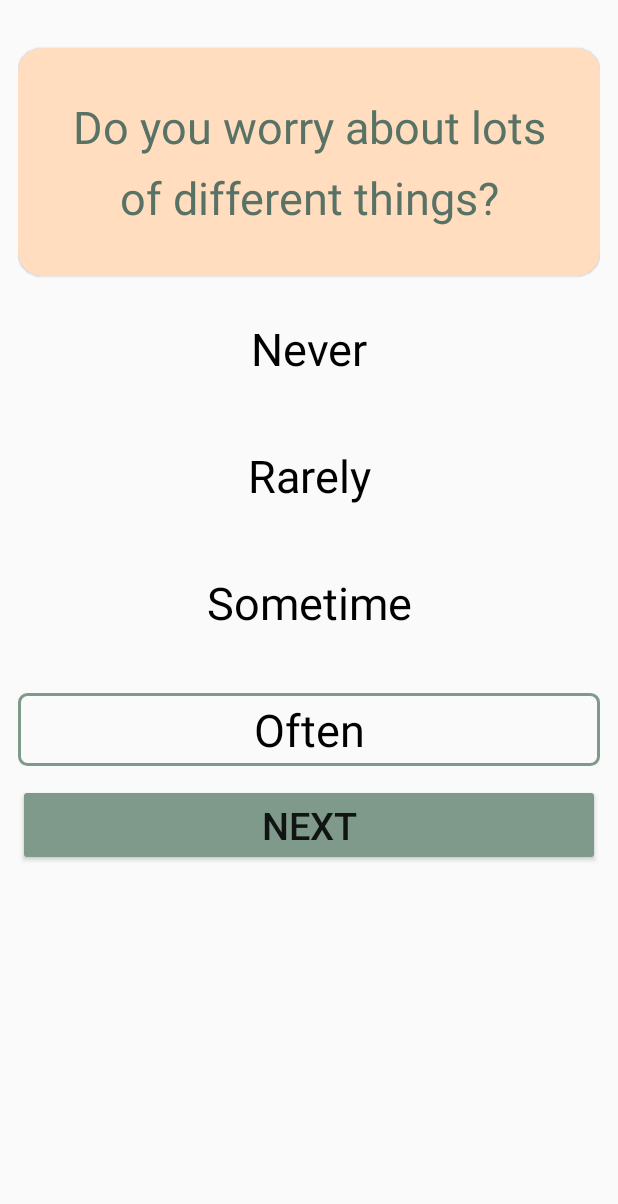
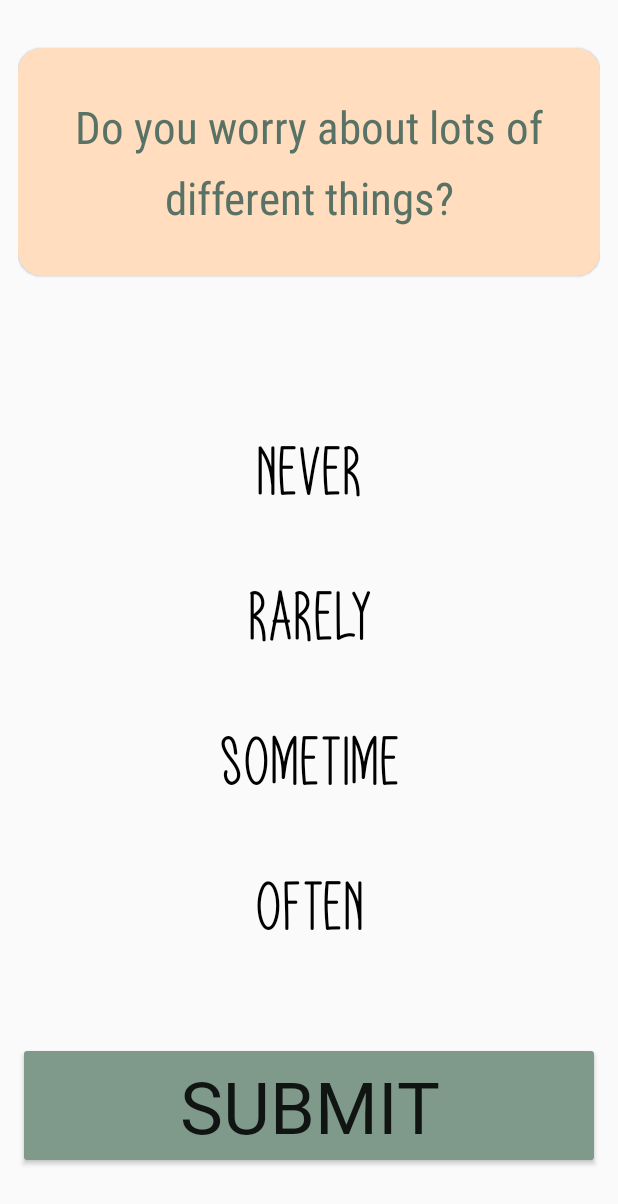
Before and after one commit to aditya3773/Relaxifyy, an Android app: the AnxietyActivity screen opened directly, with no data from a screen before it, on a phone screen of 412 x 824 dp. Shown: the top 1204 px of the screen. Run offline under Robolectric (Android 15) with nearby library versions, the phone set to English and light mode, and no system bars.

```diff
--- a/app/src/main/java/com/example/relaxifyy/Anxiety.kt
+++ b/app/src/main/java/com/example/relaxifyy/Anxiety.kt
@@ -4,10 +4,10 @@ object Anxiety {
 
 
 
-    fun getQuestions():ArrayList<anxiety>{
-        val questionList = ArrayList<anxiety>()
+    fun getQuestions():ArrayList<anxietyClass>{
+        val questionList = ArrayList<anxietyClass>()
 
-        val ques1 = anxiety(
+        val ques1 = anxietyClass(
             1,
             "Do you worry about lots of different things?",
             "Never",
@@ -17,7 +17,7 @@ object Anxiety {
         )
         questionList.add(ques1)
 
-        val ques2 = anxiety(
+        val ques2 = anxietyClass(
             2,
             "Do you have trouble controlling your worries?",
             "Never",
@@ -27,7 +27,7 @@ object Anxiety {
             )
         questionList.add(ques2)
 
-        val ques3 = anxiety(
+        val ques3 = anxietyClass(
             3,
             "Do you get irritable and/or easily annoyed when anxious?",
             "Never",
@@ -37,7 +37,7 @@ object Anxiety {
             )
         questionList.add(ques3)
 
-        val ques4 = anxiety(
+        val ques4 = anxietyClass(
             4,
             "Do you worry about lots of different things?",
             "Never",
@@ -47,7 +47,7 @@ object Anxiety {
             )
         questionList.add(ques4)
 
-        val ques5 = anxiety(
+        val ques5 = anxietyClass(
             5,
             "Does worry or anxiety make you feel fatigued or worn out?",
             "Never",
@@ -57,7 +57,7 @@ object Anxiety {
             )
         questionList.add(ques5)
 
-        val ques6 = anxiety(
+        val ques6 = anxietyClass(
             6,
             "Does worry or anxiety interfere with falling and/or staying asleep?",
             "Never",
@@ -67,7 +67,7 @@ object Anxiety {
             )
         questionList.add(ques6)
 
-        val ques7 = anxiety(
+        val ques7 = anxietyClass(
             7,
             "Does worry or anxiety make it hard to concentrate?",
             "Never",
@@ -77,7 +77,7 @@ object Anxiety {
             )
         questionList.add(ques7)
 
-        val ques8 = anxiety(
+        val ques8 = anxietyClass(
             8,
             "Do you feel jumpy?",
             "Never",
@@ -87,7 +87,7 @@ object Anxiety {
             )
         questionList.add(ques8)
 
-        val ques9 = anxiety(
+        val ques9 = anxietyClass(
             9,
             "Do you worry about how well you do things?",
             "Never",
@@ -97,7 +97,7 @@ object Anxiety {
             )
         questionList.add(ques9)
 
-        val ques10 = anxiety(
+        val ques10 = anxietyClass(
             10,
             "Do you worry about things working out in the future?",
             "Never",
--- a/app/src/main/java/com/example/relaxifyy/AnxietyActivity.kt
+++ b/app/src/main/java/com/example/relaxifyy/AnxietyActivity.kt
@@ -19,25 +19,27 @@ class AnxietyActivity : AppCompatActivity() , View.OnClickListener{
     var option3 : TextView? = null
     var option4 : TextView? = null
     var selectedOption : Int? = null
-    var questionList : ArrayList<anxiety>? = null
+
+    var questionList : ArrayList<anxietyClass>? = null
     var currentPosition : Int =1
-    val buttonNext : Button = findViewById(R.id.buttonNext)
+    var buttonNext : Button? = null
 
     override fun onCreate(savedInstanceState: Bundle?) {
         super.onCreate(savedInstanceState)
         setContentView(R.layout.activity_bipolar)
+
         question = findViewById(R.id.question)
         option1 = findViewById(R.id.option1)
         option2 = findViewById(R.id.option2)
         option3 = findViewById(R.id.option3)
         option4 = findViewById(R.id.option4)
+        buttonNext=findViewById(R.id.buttonNext)
 
         option1?.setOnClickListener(this)
         option2?.setOnClickListener(this)
         option3?.setOnClickListener(this)
         option4?.setOnClickListener(this)
-
-
+        buttonNext?.setOnClickListener(this)
 
 
         questionList = Anxiety.getQuestions()
@@ -45,20 +47,20 @@ class AnxietyActivity : AppCompatActivity() , View.OnClickListener{
         getQues()
     }
     fun getQues(){
-        val particularQuestion: anxiety = questionList!!.get(currentPosition-1)
+        val particularQuestion: anxietyClass = questionList!!.get(currentPosition-1)
         question?.text= particularQuestion.question
         option1?.text= particularQuestion.option1
         option2?.text= particularQuestion.option2
         option3?.text= particularQuestion.option3
         option4?.text= particularQuestion.option4
 
+        buttonNext?.text="SUBMIT"
+
     }
 
     fun selectedOptionView(tv:TextView,selectedOptionNo:Int){
 
         defaultOptionView()
-        selectedOption = selectedOptionNo
-        tv.setTextColor(Color.parseColor("#7F9A8B"))
         tv.background= ContextCompat.getDrawable(this,R.drawable.selected_option)
     }
 
@@ -80,8 +82,6 @@ class AnxietyActivity : AppCompatActivity() , View.OnClickListener{
         }
 
         for (option in options) {
-            option.setTextColor(Color.parseColor("#457B9D"))
-            option.typeface= Typeface.DEFAULT
             option.background= ContextCompat.getDrawable(this, R.drawable.normaal_option)
         }
 
@@ -120,7 +120,6 @@ class AnxietyActivity : AppCompatActivity() , View.OnClickListener{
                     }
                         else -> {
                             val intent = Intent(this,Result::class.java)
-
                             startActivity(intent)
                             finish()
                         }
@@ -139,7 +138,6 @@ class AnxietyActivity : AppCompatActivity() , View.OnClickListener{
                     selectedOption = 0
                 }
 
-
             }
         }
     }
--- a/app/src/main/java/com/example/relaxifyy/HomePageActivity.kt
+++ b/app/src/main/java/com/example/relaxifyy/HomePageActivity.kt
@@ -17,5 +17,10 @@ class HomePageActivity : AppCompatActivity()  {
             val intent = Intent(this,OptionActivity::class.java)
             startActivity(intent)
         }
+
+        btnConsult.setOnClickListener{
+            val intent = Intent(this,Consult::class.java)
+            startActivity(intent)
+        }
     }
 }
--- a/app/src/main/java/com/example/relaxifyy/anxiety_dc.kt
+++ b/app/src/main/java/com/example/relaxifyy/anxiety_dc.kt
@@ -1,6 +1,6 @@
 package com.example.relaxifyy
 
-data class anxiety(
+data class anxietyClass(
     val id: Int,
     val question : String,
     val option1 : String,
--- a/app/src/main/res/drawable/selected_option.xml
+++ b/app/src/main/res/drawable/selected_option.xml
@@ -4,7 +4,7 @@
     >
     <stroke
         android:width="2dp"
-        android:color="#7F9A8B"/>
+        android:color="@color/dark_green"/>
 
     <corners
         android:radius="5dp"/>
--- a/app/src/main/res/layout/activity_bipolar.xml
+++ b/app/src/main/res/layout/activity_bipolar.xml
@@ -1,5 +1,5 @@
 <?xml version="1.0" encoding="utf-8"?>
-<LinearLayout xmlns:android="http://schemas.android.com/apk/res/android"
+<ScrollView xmlns:android="http://schemas.android.com/apk/res/android"
     xmlns:app="http://schemas.android.com/apk/res-auto"
     xmlns:tools="http://schemas.android.com/tools"
     android:layout_width="match_parent"
@@ -8,7 +8,10 @@
     android:orientation="vertical"
     android:padding="12dp"
     >
-
+    <LinearLayout
+        android:layout_width="match_parent"
+        android:layout_height="wrap_content"
+        android:orientation="vertical">
     <com.google.android.material.card.MaterialCardView
         android:layout_width="match_parent"
         android:layout_height="wrap_content"
@@ -28,9 +31,11 @@
                 android:id="@+id/question"
                 android:layout_width="wrap_content"
                 android:layout_height="wrap_content"
-                android:text="wistel podu,chal be lodu"
+                android:text="Hello here is your question"
                 android:textSize="30dp"
+                android:elevation="48dp"
                 android:textColor="#587265"
+                android:fontFamily="sans-serif-condensed"
                 android:lineSpacingExtra="12dp"
                 android:layout_marginBottom="12dp"
                 android:gravity="center"
@@ -45,13 +50,15 @@
         android:id="@+id/option1"
         android:layout_width="match_parent"
         android:layout_height="wrap_content"
-        android:text="option1"
-        android:textSize="30dp"
+        android:text="option 1"
+
         android:textColor="@color/black"
         android:layout_marginBottom="12dp"
         android:gravity="center"
-        android:layout_marginTop="24dp"
+        android:layout_marginTop="100dp"
         android:layout_gravity="center"
+        android:fontFamily="@font/joyful_easter"
+        android:textSize="48dp"
         android:padding="4dp"
         />
 
@@ -60,7 +67,8 @@
         android:layout_width="match_parent"
         android:layout_height="wrap_content"
         android:text="option1"
-        android:textSize="30dp"
+        android:fontFamily="@font/joyful_easter"
+        android:textSize="48dp"
         android:textColor="@color/black"
         android:layout_marginBottom="12dp"
         android:gravity="center"
@@ -74,7 +82,8 @@
         android:layout_width="match_parent"
         android:layout_height="wrap_content"
         android:text="option1"
-        android:textSize="30dp"
+        android:fontFamily="@font/joyful_easter"
+        android:textSize="48dp"
         android:textColor="@color/black"
         android:layout_marginBottom="12dp"
         android:gravity="center"
@@ -88,13 +97,13 @@
         android:layout_width="match_parent"
         android:layout_height="wrap_content"
         android:text="option1"
-        android:textSize="30dp"
+        android:fontFamily="@font/joyful_easter"
+        android:textSize="48dp"
         android:textColor="@color/black"
         android:layout_marginBottom="12dp"
         android:gravity="center"
         android:layout_marginTop="24dp"
         android:layout_gravity="center"
-        android:background="@drawable/selected_option"
         android:padding="4dp"
         />
 
@@ -103,9 +112,11 @@
         android:layout_width="match_parent"
         android:layout_height="wrap_content"
         android:text="Next"
-        android:textSize="25dp"
+        android:fontFamily="@font/home_btn"
+        android:textSize="48dp"
+        android:layout_marginTop="48dp"
         android:backgroundTint="#7F9A8B"
 
         />
-
-</LinearLayout>
+    </LinearLayout>
+</ScrollView>
```
Also changed, not shown: app/src/main/java/com/example/relaxifyy/BipolarActivity.kt (+4 -4 lines), app/src/main/java/com/example/relaxifyy/DepressionActivity.kt (+7 -6 lines), app/src/main/java/com/example/relaxifyy/OptionActivity.kt (+10 -0 lines).
